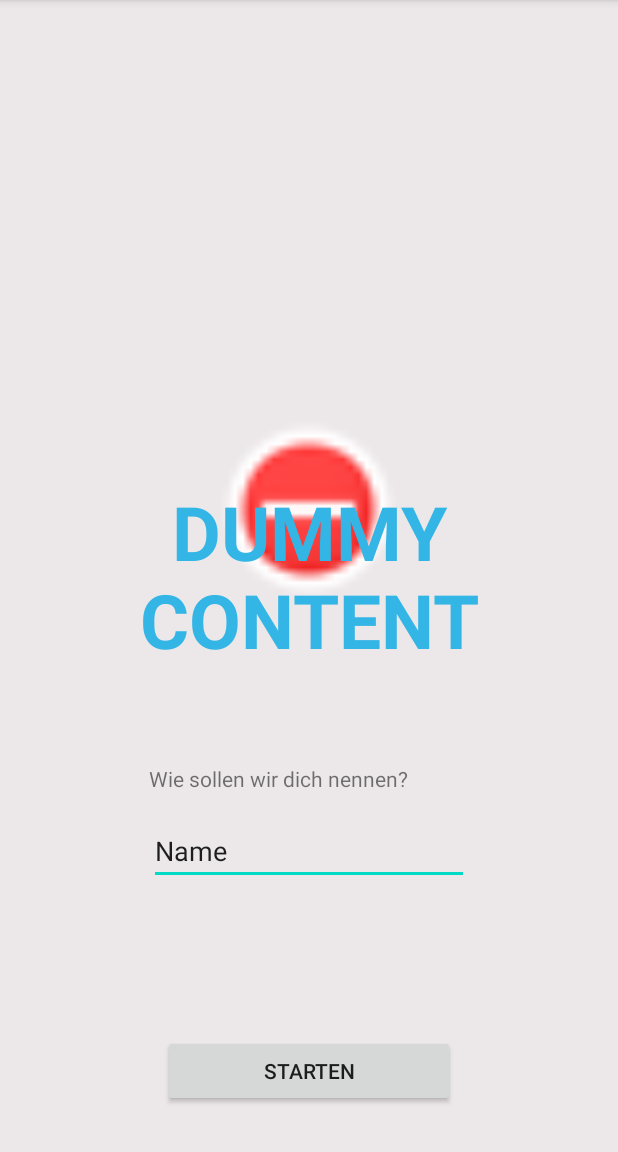
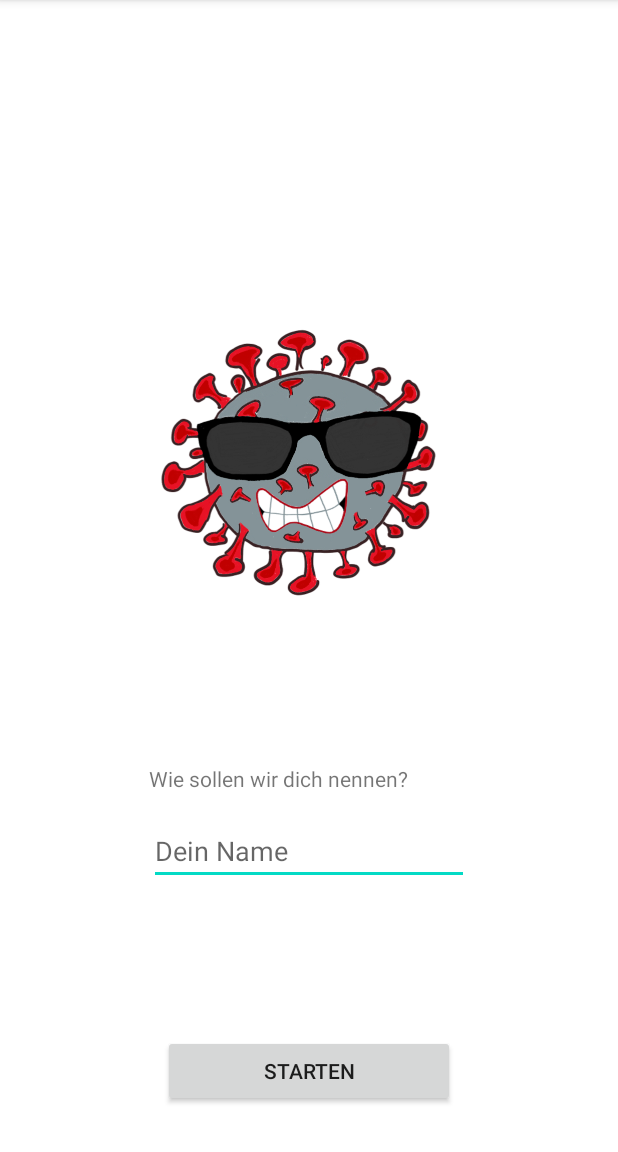
Before and after one commit to nico5300/CoronaStay, an Android app: the screen it shows after launch (FullscreenActivity), on a phone screen of 412 x 824 dp, the part 84-1236 px from its top. Run offline under Robolectric (Android 15) with nearby library versions, the phone set to English and light mode, and no system bars.

Commit message:
more functionality

```diff
--- a/app/src/main/java/de/flatcorona/comic.java
+++ b/app/src/main/java/de/flatcorona/comic.java
@@ -1,6 +1,8 @@
 package de.flatcorona;
 
-public class comic {
+import android.app.Activity;
+
+public class comic extends Activity {
 
 
 }
--- a/app/src/main/java/de/flatcorona/comic_erstellen_2.java
+++ b/app/src/main/java/de/flatcorona/comic_erstellen_2.java
@@ -1,5 +1,7 @@
 package de.flatcorona;
 
-public class comic_erstellen_2
-{
+import android.app.Activity;
+
+public class comic_erstellen_2 extends Activity{
+
 }
--- a/app/src/main/java/de/flatcorona/global_variables.java
+++ b/app/src/main/java/de/flatcorona/global_variables.java
@@ -1,6 +1,6 @@
 package de.flatcorona;
 
-public class global_variables {
+public class global_variables{
 
     public static String strUserName;
 
--- a/app/src/main/res/layout/activity_fullscreen.xml
+++ b/app/src/main/res/layout/activity_fullscreen.xml
@@ -4,16 +4,12 @@
     xmlns:tools="http://schemas.android.com/tools"
     android:layout_width="match_parent"
     android:layout_height="match_parent"
-    android:background="#ECE8EA"
+    android:background="#FFFFFF"
     tools:context=".FullscreenActivity">
 
     <!-- The primary full-screen view. This can be replaced with whatever view
          is needed to present your content, e.g. VideoView, SurfaceView,
          TextureView, etc. -->
-    <LinearLayout
-        android:layout_width="match_parent"
-        android:layout_height="match_parent"
-        android:orientation="vertical">
 
     <androidx.constraintlayout.widget.ConstraintLayout
         android:layout_width="match_parent"
@@ -24,10 +20,10 @@
             android:layout_width="wrap_content"
             android:layout_height="wrap_content"
             android:layout_marginBottom="30dp"
+            android:onClick="full_activity_start"
             android:paddingLeft="100px"
             android:paddingRight="100px"
             android:text="Starten"
-                android:onClick="full_activity_start"
             app:layout_constraintBottom_toBottomOf="parent"
             app:layout_constraintEnd_toEndOf="parent"
             app:layout_constraintStart_toStartOf="parent" />
@@ -41,8 +37,8 @@
             android:layout_marginBottom="100dp"
             android:contentDescription="This is a test"
             android:ems="10"
+            android:hint="Dein Name"
             android:inputType="textPersonName"
-                android:text="Name"
             app:layout_constraintBottom_toTopOf="@+id/activity_fullscreen_start"
             app:layout_constraintEnd_toEndOf="parent"
             app:layout_constraintHorizontal_bias="0.6"
@@ -50,14 +46,14 @@
 
         <ImageView
             android:id="@+id/imageView"
-                android:layout_width="123dp"
-                android:layout_height="139dp"
+            android:layout_width="206dp"
+            android:layout_height="198dp"
             android:layout_marginBottom="100dp"
             app:layout_constraintBottom_toTopOf="@+id/activity_fullscreen_textlabel_1"
             app:layout_constraintEnd_toEndOf="parent"
             app:layout_constraintHorizontal_bias="0.498"
             app:layout_constraintStart_toStartOf="parent"
-                app:srcCompat="@android:drawable/presence_busy" />
+            app:srcCompat="@drawable/flatcorona" />
 
         <TextView
             android:id="@+id/activity_fullscreen_textlabel_1"
@@ -68,18 +64,6 @@
             app:layout_constraintBottom_toTopOf="@+id/activity_fullscreen_username"
             app:layout_constraintStart_toStartOf="@+id/activity_fullscreen_username" />
     </androidx.constraintlayout.widget.ConstraintLayout>
-    </LinearLayout>
-
-    <TextView
-        android:id="@+id/fullscreen_content"
-        android:layout_width="match_parent"
-        android:layout_height="match_parent"
-        android:gravity="center"
-        android:keepScreenOn="true"
-        android:text="@string/dummy_content"
-        android:textColor="#33b5e5"
-        android:textSize="50sp"
-        android:textStyle="bold" />
 
     <!-- This FrameLayout insets its children based on system windows using
          android:fitsSystemWindows. -->
```
Also changed, not shown: app/src/main/AndroidManifest.xml (+33 -0 lines), app/src/main/java/de/flatcorona/FullscreenActivity.java (+10 -2 lines), app/src/main/java/de/flatcorona/comic_erstellen.java (+51 -1 lines), app/src/main/java/de/flatcorona/main_page.java (+17 -1 lines), app/src/main/res/layout/comic_erstellen.xml (+12 -12 lines), app/src/main/res/layout/main_page.xml (+9 -8 lines), app/src/main/res/drawable-v24/flatcorona.png (added). Lines whose indentation alone changed are shown as unchanged.
